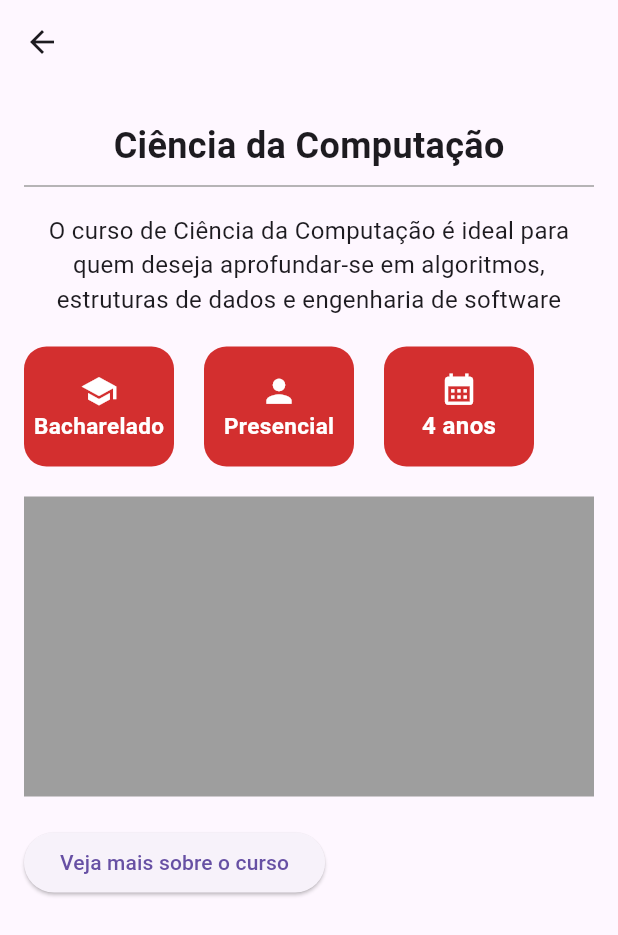
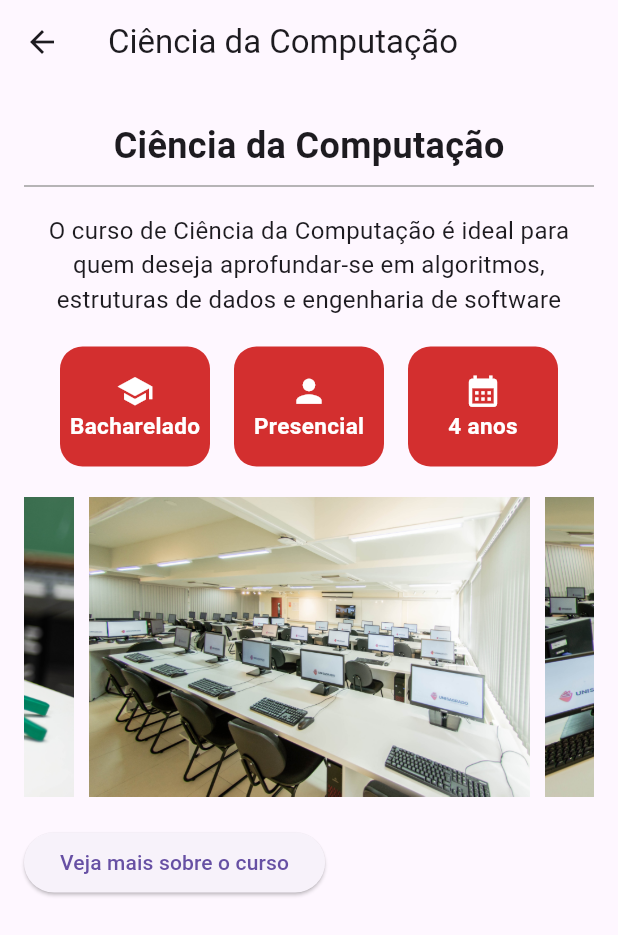
Before and after one commit to maathzzz/cursos_unisagrado, a Flutter app: the screen it shows after launch, after a tap on "Ciência da Computação", on a phone screen of 412 x 824 dp. Shown: the top 935 px of the screen. Run offline on Flutter 3.47's test engine with Material 3 defaults, Android fonts, the phone set to English and light mode, and no system bars; drawn by our look-alikes of carousel_slider.

Commit message:
feat: add carousel

```diff
--- a/lib/main.dart
+++ b/lib/main.dart
@@ -1,5 +1,6 @@
 import 'package:flutter/material.dart';
 import 'package:url_launcher/url_launcher.dart';
+import 'package:carousel_slider/carousel_slider.dart';
 
 void main() {
   runApp(MyApp());
@@ -32,12 +33,16 @@ class _MyHomePageState extends State<MyHomePage> {
     Course(
       name: "Ciência da Computação",
       description: "Explore o mundo dos algoritmos, estruturas de dados e engenharia de software.",
-      content:
-      "O curso de Ciência da Computação é ideal para quem deseja aprofundar-se em algoritmos, estruturas de dados e engenharia de software",
+      content: "O curso de Ciência da Computação é ideal para quem deseja aprofundar-se em algoritmos, estruturas de dados e engenharia de software",
       url: "https://unisagrado.edu.br/graduacao/ciencia-da-computacao",
       degree: "Bacharelado",
       modality: "Presencial",
-      duration: "4 anos"
+      duration: "4 anos",
+      firstCarousel: [
+        'assets/labcs1.jpg',
+        'assets/labcs3.jpg',
+        'assets/labcs4.jpg',
+      ],
     ),
     Course(
       name: "Jogos Digitais",
@@ -46,9 +51,15 @@ class _MyHomePageState extends State<MyHomePage> {
       url: "https://unisagrado.edu.br/graduacao/jogos-digitais",
       degree: "Técnologo",
       modality: "Presencial",
-      duration: "2 anos"
+      duration: "2 anos",
+      firstCarousel: [
+        'assets/labcs1.jpg',
+        'assets/labcs3.jpg',
+        'assets/labcs4.jpg',
+      ],
     ),
   ];
+
 
   void _onItemTapped(int index) {
     setState(() {
@@ -141,11 +152,6 @@ class InfoPage extends StatelessWidget {
                   color: Colors.grey,
                 ),
                 SizedBox(height: 15,),
-                Container(
-                  width: 300,
-                  height: 150,
-                  color: Colors.grey,
-                ),
               ],
             ),
             SizedBox(height: 15),
@@ -209,7 +215,7 @@ class CourseDetailPage extends StatelessWidget {
   Widget build(BuildContext context) {
     return Scaffold(
       appBar: AppBar(
-        /* title: Text(course.name), */
+        title: Text(course.name),
       ),
       body: Padding(
         padding: EdgeInsets.all(16),
@@ -233,74 +239,35 @@ class CourseDetailPage extends StatelessWidget {
               const SizedBox(height: 20),
               Center(
                 child: Row(
+                  mainAxisAlignment: MainAxisAlignment.center,
                   children: [
-                    Container(
-                      width: 100,
-                      height: 80,
-                      decoration: BoxDecoration(
-                        borderRadius: BorderRadius.circular(15),
-                        color: Colors.red.shade700,
-                      ),
-                      child: Column(
-                        mainAxisAlignment: MainAxisAlignment.center,
-                        children: [
-                          const Icon(Icons.school, size: 25, color: Colors.white),
-                          Text(course.degree, style: TextStyle(fontSize: 15, fontWeight: FontWeight.bold, color: Colors.white)),
-                        ],
-                      ),
-                    ),
-                    const VerticalDivider(
-                      width: 20,
-                      thickness: 2,
-                      indent: 20,
-                      endIndent: 0,
-                      color: Colors.grey,
-                    ),
-                    Container(
-                      width: 100,
-                      height: 80,
-                      decoration: BoxDecoration(
-                        borderRadius: BorderRadius.circular(15),
-                        color: Colors.red.shade700,
-                      ),
-                      child: Column(
-                        mainAxisAlignment: MainAxisAlignment.center,
-                        children: [
-                          const Icon(Icons.person, size: 25, color: Colors.white),
-                          Text(course.modality, style: TextStyle(fontSize: 15, fontWeight: FontWeight.bold, color: Colors.white)),
-                        ],
-                      ),
-                    ),
-                    const VerticalDivider(
-                      width: 20,
-                      thickness: 2,
-                      indent: 20,
-                      endIndent: 0,
-                      color: Colors.grey,
-                    ),
-                    Container(
-                      width: 100,
-                      height: 80,
-                      decoration: BoxDecoration(
-                        borderRadius: BorderRadius.circular(15),
-                        color: Colors.red.shade700,
-                      ),
-                      child: Column(
-                        mainAxisAlignment: MainAxisAlignment.center,
-                        children: [
-                          const Icon(Icons.calendar_month, size: 25, color: Colors.white),
-                          Text(course.duration, style: TextStyle(fontSize: 16, fontWeight: FontWeight.bold, color: Colors.white)),
-                        ],
-                      ),
-                    ),
+                    _buildInfoCard(Icons.school, course.degree),
+                    const SizedBox(width: 16),
+                    _buildInfoCard(Icons.person, course.modality),
+                    const SizedBox(width: 16),
+                    _buildInfoCard(Icons.calendar_month, course.duration),
                   ],
                 ),
               ),
               const SizedBox(height: 20),
-              Container(
-                width: double.infinity,
-                height: 200,
-                color: Colors.grey,
+              CarouselSlider(
+                options: CarouselOptions(height: 200.0, autoPlay: true),
+                items: course.firstCarousel.map((imagePath) {
+                  return Builder(
+                    builder: (BuildContext context) {
+                      return Container(
+                        width: MediaQuery.of(context).size.width,
+                        margin: EdgeInsets.symmetric(horizontal: 5.0),
+                        decoration: BoxDecoration(
+                          image: DecorationImage(
+                            image: AssetImage(imagePath),
+                            fit: BoxFit.cover,
+                          ),
+                        ),
+                      );
+                    },
+                  );
+                }).toList(),
               ),
               SizedBox(height: 20),
               ElevatedButton(
@@ -310,6 +277,24 @@ class CourseDetailPage extends StatelessWidget {
             ],
           ),
         ),
+      ),
+    );
+  }
+
+  Widget _buildInfoCard(IconData icon, String text) {
+    return Container(
+      width: 100,
+      height: 80,
+      decoration: BoxDecoration(
+        borderRadius: BorderRadius.circular(15),
+        color: Colors.red.shade700,
+      ),
+      child: Column(
+        mainAxisAlignment: MainAxisAlignment.center,
+        children: [
+          Icon(icon, size: 25, color: Colors.white),
+          Text(text, style: TextStyle(fontSize: 15, fontWeight: FontWeight.bold, color: Colors.white)),
+        ],
       ),
     );
   }
@@ -332,6 +317,7 @@ class Course {
   final String degree;
   final String modality;
   final String duration;
+  final List<String> firstCarousel;
 
   Course({
     required this.name,
@@ -341,5 +327,6 @@ class Course {
     required this.degree,
     required this.modality,
     required this.duration,
+    required this.firstCarousel,
   });
 }
```
Also changed, not shown: pubspec.yaml (+8 -2 lines), assets/labcs1.jpg (added), assets/labcs3.jpg (added), assets/labcs4.jpg (added), pubspec.lock, 1 other file.
